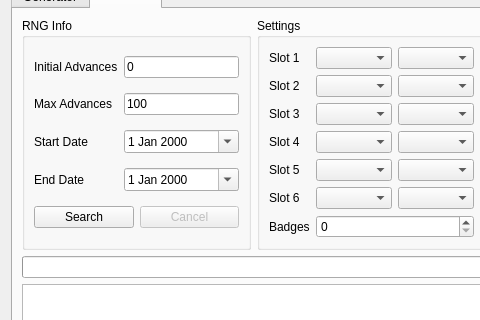
Before: the Qt Designer form Source/Form/Gen5/DreamRadar.ui in Admiral-Fish/PokeFinder, drawn with Qt 5; both pictures show x 0 to 480 and y 125 to 445 of the 1200 by 700 pixel window.
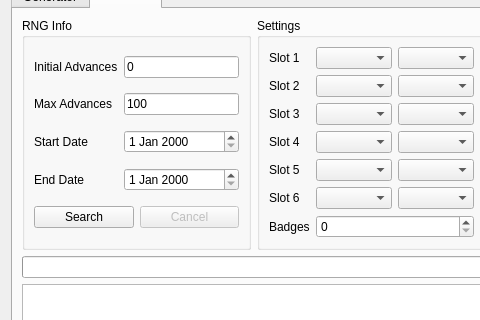
After: the same form once the commit is applied. The open tabs and pages were chosen to show the change. Custom widgets are drawn as their Qt base class.

Patch:
```diff
--- a/Source/Form/Gen5/DreamRadar.ui
+++ b/Source/Form/Gen5/DreamRadar.ui
@@ -644,31 +644,7 @@
            </widget>
           </item>
           <item row="3" column="1">
-           <widget class="DateEdit" name="dateEditSearcherEndDate">
-            <property name="maximumDateTime">
-             <datetime>
-              <hour>23</hour>
-              <minute>59</minute>
-              <second>59</second>
-              <year>2099</year>
-              <month>12</month>
-              <day>31</day>
-             </datetime>
-            </property>
-            <property name="minimumDateTime">
-             <datetime>
-              <hour>0</hour>
-              <minute>0</minute>
-              <second>0</second>
-              <year>2000</year>
-              <month>1</month>
-              <day>1</day>
-             </datetime>
-            </property>
-            <property name="calendarPopup">
-             <bool>true</bool>
-            </property>
-           </widget>
+           <widget class="DateEdit" name="dateEditSearcherEndDate"/>
           </item>
           <item row="1" column="0">
            <widget class="QLabel" name="labelSearcherMaxAdvances">
@@ -699,31 +675,7 @@
            </layout>
           </item>
           <item row="2" column="1">
-           <widget class="DateEdit" name="dateEditSearcherStartDate">
-            <property name="maximumDateTime">
-             <datetime>
-              <hour>23</hour>
-              <minute>59</minute>
-              <second>59</second>
-              <year>2099</year>
-              <month>12</month>
-              <day>31</day>
-             </datetime>
-            </property>
-            <property name="minimumDateTime">
-             <datetime>
-              <hour>0</hour>
-              <minute>0</minute>
-              <second>0</second>
-              <year>2000</year>
-              <month>1</month>
-              <day>1</day>
-             </datetime>
-            </property>
-            <property name="calendarPopup">
-             <bool>true</bool>
-            </property>
-           </widget>
+           <widget class="DateEdit" name="dateEditSearcherStartDate"/>
           </item>
           <item row="2" column="0">
            <widget class="QLabel" name="labelSearcherStartDate">
@@ -766,17 +718,17 @@
    <extends>QTableView</extends>
    <header>Form/Controls/TableView.hpp</header>
   </customwidget>
+  <customwidget>
+   <class>DateEdit</class>
+   <extends>QDateEdit</extends>
+   <header>Form/Controls/DateEdit.hpp</header>
+  </customwidget>
   <customwidget>
    <class>Filter</class>
    <extends>QWidget</extends>
    <header>Form/Controls/Filter.hpp</header>
    <container>1</container>
   </customwidget>
-  <customwidget>
-   <class>DateEdit</class>
-   <extends>QDateEdit</extends>
-   <header>Form/Controls/DateEdit.hpp</header>
-  </customwidget>
   <customwidget>
    <class>ComboBox</class>
    <extends>QComboBox</extends>
```
